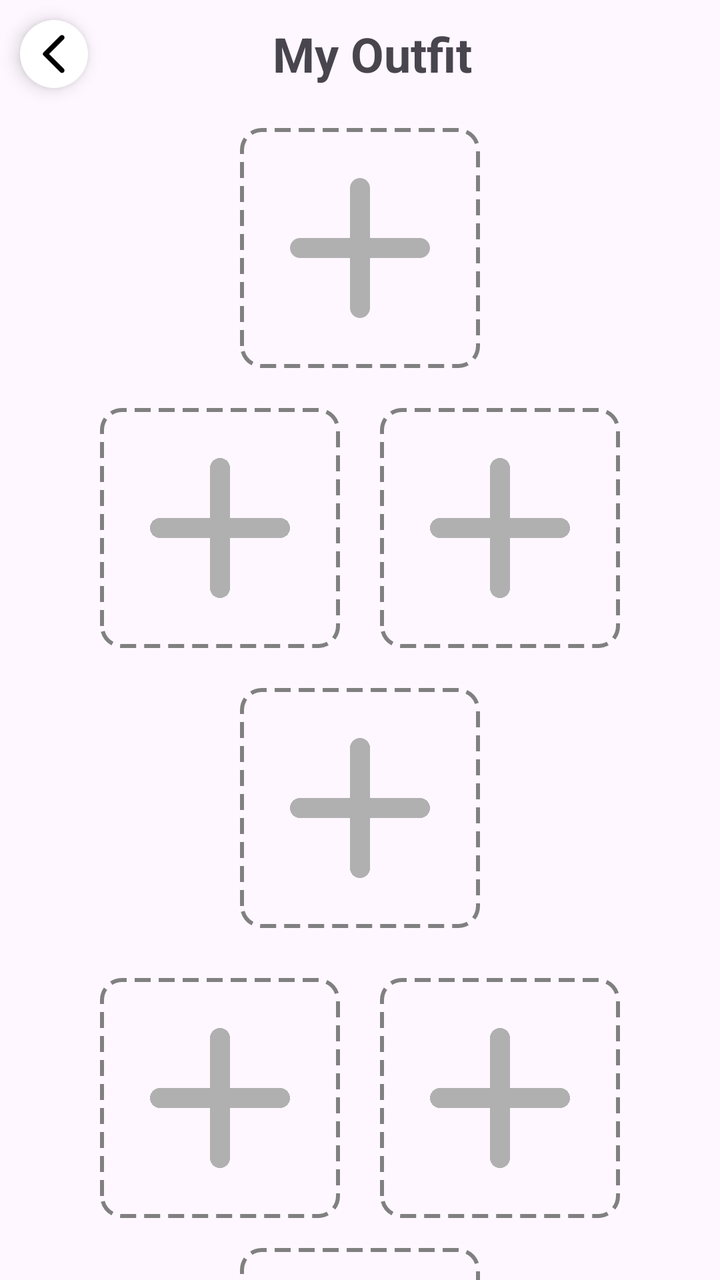
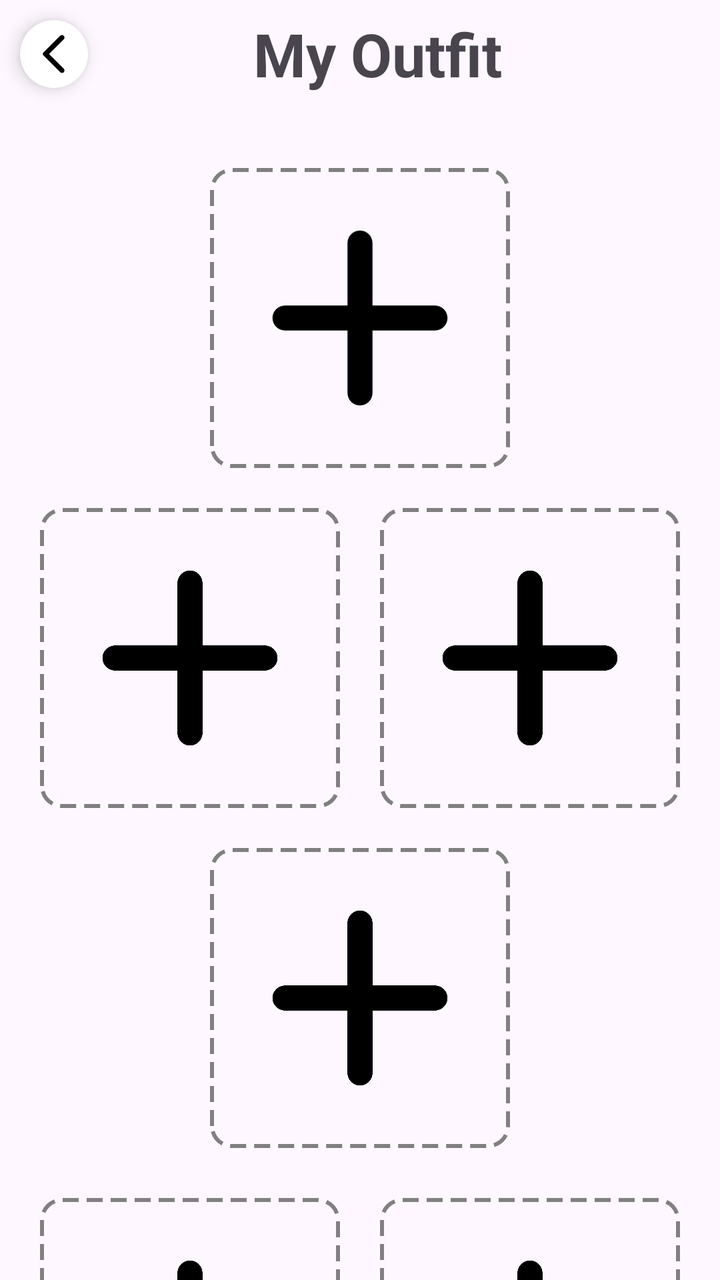

An Android layout rendered at two revisions. The XML below is the earlier revision; the diff shows what the commit changed to produce the second picture.
<!-- AndroidManifest.xml: application theme Theme.StyleWIZ_vol2 -->
<!-- res/layout/fragment_selected_outfit.xml -->
<?xml version="1.0" encoding="utf-8"?>
<ScrollView
xmlns:android="http://schemas.android.com/apk/res/android"
xmlns:tools="http://schemas.android.com/tools"
android:layout_width="match_parent"
android:layout_height="match_parent"
xmlns:app="http://schemas.android.com/apk/res-auto"
tools:context=".SelectedOutfitFragment"
android:scrollbars="none">



<LinearLayout
    android:layout_width="match_parent"
    android:layout_height="wrap_content"
    tools:context=".ShowOutfitFragment"
    android:orientation="vertical"
    android:gravity="center">

    <LinearLayout
        android:layout_width="match_parent"
        android:layout_height="wrap_content"
        android:id="@+id/navigation_top"
        android:orientation="horizontal"
        android:gravity="center_vertical">

        <ImageView
            android:layout_width="wrap_content"
            android:layout_height="wrap_content"
            android:id="@+id/back"
            android:layout_margin="10dp"
            android:padding="5dp"
            android:elevation="5dp"
            android:layout_gravity="center"
            android:background="@drawable/circle_shape"
            android:src="@drawable/round_arrow_back_24"/>

        <View
            android:layout_width="0dp"
            android:layout_height="0dp"
            android:layout_weight="2"/>

        <TextView
            android:layout_width="wrap_content"
            android:layout_height="wrap_content"
            android:text="My Outfit"
            android:textSize="24sp"
            android:textStyle="bold"
            android:layout_gravity="center" />
        <View
            android:layout_width="0dp"
            android:layout_height="0dp"
            android:layout_weight="3"/>


    </LinearLayout>


    
    <ImageView
        android:id="@+id/imgOuterwear"
        android:layout_width="120dp"
        android:layout_height="120dp"
        android:layout_marginTop="10dp"
        android:src="@drawable/round_add_24"
        app:tint="@color/gray"
        android:background="@drawable/dashed_border"
        android:scaleType="centerCrop"
        android:contentDescription="Outerwear" />

    
    <GridLayout
        android:layout_width="wrap_content"
        android:layout_height="wrap_content"
        android:columnCount="2"
        android:rowCount="2"
        android:layout_marginTop="10dp"
        android:alignmentMode="alignMargins"
        android:rowOrderPreserved="false">

        <ImageView
            android:id="@+id/imgTop1"
            android:layout_width="120dp"
            android:layout_height="120dp"
            android:layout_margin="10dp"
            android:src="@drawable/round_add_24"
            android:background="@drawable/dashed_border"
            app:tint="@color/gray"
            android:scaleType="centerCrop"
            android:contentDescription="Top"
            android:layout_column="0"
            android:layout_row="1"/>

        <ImageView
            android:id="@+id/imgTop2"
            android:layout_width="120dp"
            android:layout_height="120dp"
            android:layout_margin="10dp"
            android:src="@drawable/round_add_24"
            android:background="@drawable/dashed_border"
            app:tint="@color/gray"
            android:scaleType="centerCrop"
            android:contentDescription="Second Top"
            android:layout_column="1"
            android:layout_row="1"/>

        <ImageView
            android:id="@+id/imgBottom"
            android:layout_width="120dp"
            android:layout_height="120dp"
            android:layout_margin="10dp"
            android:src="@drawable/round_add_24"
            android:background="@drawable/dashed_border"
            app:tint="@color/gray"
            android:scaleType="centerCrop"
            android:contentDescription="Bottom"
            android:layout_columnSpan="2"
            android:layout_gravity="center"
            android:layout_row="1"/>
    </GridLayout>


    <LinearLayout
        android:layout_width="wrap_content"
        android:layout_height="wrap_content"
        android:orientation="horizontal"
        android:gravity="start"
        android:padding="5dp">


        <ImageView
            android:id="@+id/imgOnePiece"
            android:layout_width="120dp"
            android:layout_height="120dp"
            android:src="@drawable/round_add_24"
            android:layout_margin="10dp"
            app:tint="@color/gray"
            android:background="@drawable/dashed_border"
            android:scaleType="centerCrop"
            android:contentDescription="Accessories"/>
        <ImageView
            android:id="@+id/imgLayerOnePiece"
            android:layout_width="120dp"
            android:layout_height="120dp"
            android:src="@drawable/round_add_24"
            android:layout_margin="10dp"
            app:tint="@color/gray"
            android:background="@drawable/dashed_border"
            android:scaleType="centerCrop"
            android:contentDescription="Accessories"/>





    </LinearLayout>

    
    <ImageView
        android:id="@+id/imgShoes"
        android:layout_width="120dp"
        android:layout_height="120dp"
        android:src="@drawable/round_add_24"
        app:tint="@color/gray"
        android:background="@drawable/dashed_border"
        android:scaleType="centerCrop"
        android:contentDescription="Shoes" />

    <LinearLayout
        android:layout_width="wrap_content"
        android:layout_height="wrap_content"
        android:orientation="horizontal"
        android:gravity="start"
        android:padding="5dp">


        <ImageView
            android:id="@+id/imgAccessory1"
            android:layout_width="120dp"
            android:layout_height="120dp"
            android:src="@drawable/round_add_24"
            android:layout_margin="10dp"
            app:tint="@color/gray"
            android:background="@drawable/dashed_border"
            android:scaleType="centerCrop"
            android:contentDescription="Accessories"/>
        <ImageView
            android:id="@+id/imgAccessory2"
            android:layout_width="120dp"
            android:layout_height="120dp"
            android:src="@drawable/round_add_24"
            android:layout_margin="10dp"
            app:tint="@color/gray"
            android:background="@drawable/dashed_border"
            android:scaleType="centerCrop"
            android:contentDescription="Accessories"/>

    </LinearLayout>

</LinearLayout>

</ScrollView>
<!-- resources referenced by this layout -->
<resources>
  <color name="gray">#B0B0B0</color>
  <!-- drawable circle_shape (drawable) -->
  <?xml version="1.0" encoding="utf-8"?>
  <shape xmlns:android="http://schemas.android.com/apk/res/android">
      <solid android:color="#FFFFFF" /> 
      <corners android:radius="50dp" /> 
  </shape>
  <!-- drawable dashed_border (drawable) -->
  <?xml version="1.0" encoding="utf-8"?>
  <shape xmlns:android="http://schemas.android.com/apk/res/android"
      android:shape="rectangle">
  
      <stroke
          android:width="2dp"
          android:color="#808080"
          android:dashWidth="8dp"
          android:dashGap="4dp"/>
  
      <solid android:color="@android:color/transparent"/>
  
  
      <corners android:radius="10dp"/>
  </shape>
  <!-- drawable round_add_24 (drawable) -->
  <vector android:height="24dp" android:tint="#000000"
      android:viewportHeight="24" android:viewportWidth="24"
      android:width="24dp" xmlns:android="http://schemas.android.com/apk/res/android">
      <path android:fillColor="@android:color/white" android:pathData="M18,13h-5v5c0,0.55 -0.45,1 -1,1s-1,-0.45 -1,-1v-5H6c-0.55,0 -1,-0.45 -1,-1s0.45,-1 1,-1h5V6c0,-0.55 0.45,-1 1,-1s1,0.45 1,1v5h5c0.55,0 1,0.45 1,1s-0.45,1 -1,1z"/>
  </vector>
  <!-- drawable round_arrow_back_24 (drawable) -->
  <vector android:height="24dp" android:tint="#000000"
      android:viewportHeight="24" android:viewportWidth="24"
      android:width="24dp" xmlns:android="http://schemas.android.com/apk/res/android">
      <path android:fillColor="@android:color/white" android:pathData="M16.88,2.88L16.88,2.88c-0.49,-0.49 -1.28,-0.49 -1.77,0l-8.41,8.41c-0.39,0.39 -0.39,1.02 0,1.41l8.41,8.41c0.49,0.49 1.28,0.49 1.77,0l0,0c0.49,-0.49 0.49,-1.28 0,-1.77L9.54,12l7.35,-7.35C17.37,4.16 17.37,3.37 16.88,2.88z"/>
  </vector>
  <style name="Theme.StyleWIZ_vol2" parent="Base.Theme.StyleWIZ_vol2" />
  <style name="Base.Theme.StyleWIZ_vol2" parent="Theme.Material3.DayNight.NoActionBar">
          
          
      </style>
</resources>

<!-- the commit's change to res/layout/fragment_selected_outfit.xml (unified diff, before → after) -->
@@ -44,7 +44,7 @@ android:scrollbars="none">
             android:layout_width="wrap_content"
             android:layout_height="wrap_content"
             android:text="My Outfit"
-            android:textSize="24sp"
+            android:textSize="30sp"
             android:textStyle="bold"
             android:layout_gravity="center" />
         <View
@@ -59,14 +59,14 @@ android:scrollbars="none">
     
     <ImageView
         android:id="@+id/imgOuterwear"
-        android:layout_width="120dp"
-        android:layout_height="120dp"
-        android:layout_marginTop="10dp"
+        android:layout_width="150dp"
+        android:layout_height="150dp"
+        android:layout_marginTop="30dp"
         android:src="@drawable/round_add_24"
-        app:tint="@color/gray"
         android:background="@drawable/dashed_border"
         android:scaleType="centerCrop"
-        android:contentDescription="Outerwear" />
+        android:contentDescription="Outerwear"
+        android:clipToOutline="true"/>
 
     
     <GridLayout
@@ -80,43 +80,43 @@ android:scrollbars="none">
 
         <ImageView
             android:id="@+id/imgTop1"
-            android:layout_width="120dp"
-            android:layout_height="120dp"
+            android:layout_width="150dp"
+            android:layout_height="150dp"
             android:layout_margin="10dp"
             android:src="@drawable/round_add_24"
             android:background="@drawable/dashed_border"
-            app:tint="@color/gray"
             android:scaleType="centerCrop"
-            android:contentDescription="Top"
+            android:contentDescription="First Top"
             android:layout_column="0"
-            android:layout_row="1"/>
+            android:layout_row="1"
+            android:clipToOutline="true"/>
 
         <ImageView
             android:id="@+id/imgTop2"
-            android:layout_width="120dp"
-            android:layout_height="120dp"
+            android:layout_width="150dp"
+            android:layout_height="150dp"
             android:layout_margin="10dp"
             android:src="@drawable/round_add_24"
             android:background="@drawable/dashed_border"
-            app:tint="@color/gray"
             android:scaleType="centerCrop"
             android:contentDescription="Second Top"
             android:layout_column="1"
-            android:layout_row="1"/>
+            android:layout_row="1"
+            android:clipToOutline="true"/>
 
         <ImageView
             android:id="@+id/imgBottom"
-            android:layout_width="120dp"
-            android:layout_height="120dp"
+            android:layout_width="150dp"
+            android:layout_height="150dp"
             android:layout_margin="10dp"
             android:src="@drawable/round_add_24"
             android:background="@drawable/dashed_border"
-            app:tint="@color/gray"
             android:scaleType="centerCrop"
             android:contentDescription="Bottom"
             android:layout_columnSpan="2"
             android:layout_gravity="center"
-            android:layout_row="1"/>
+            android:layout_row="1"
+            android:clipToOutline="true"/>
     </GridLayout>
 
 
@@ -130,27 +130,24 @@ android:scrollbars="none">
 
         <ImageView
             android:id="@+id/imgOnePiece"
-            android:layout_width="120dp"
-            android:layout_height="120dp"
+            android:layout_width="150dp"
+            android:layout_height="150dp"
             android:src="@drawable/round_add_24"
             android:layout_margin="10dp"
-            app:tint="@color/gray"
             android:background="@drawable/dashed_border"
             android:scaleType="centerCrop"
-            android:contentDescription="Accessories"/>
+            android:contentDescription="Accessories"
+            android:clipToOutline="true"/>
         <ImageView
             android:id="@+id/imgLayerOnePiece"
-            android:layout_width="120dp"
-            android:layout_height="120dp"
+            android:layout_width="150dp"
+            android:layout_height="150dp"
             android:src="@drawable/round_add_24"
             android:layout_margin="10dp"
-            app:tint="@color/gray"
             android:background="@drawable/dashed_border"
             android:scaleType="centerCrop"
-            android:contentDescription="Accessories"/>
-
-
-
+            android:contentDescription="Accessories"
+            android:clipToOutline="true"/>
 
 
     </LinearLayout>
@@ -158,13 +155,13 @@ android:scrollbars="none">
     
     <ImageView
         android:id="@+id/imgShoes"
-        android:layout_width="120dp"
-        android:layout_height="120dp"
+        android:layout_width="150dp"
+        android:layout_height="150dp"
         android:src="@drawable/round_add_24"
-        app:tint="@color/gray"
         android:background="@drawable/dashed_border"
         android:scaleType="centerCrop"
-        android:contentDescription="Shoes" />
+        android:contentDescription="Shoes"
+        android:clipToOutline="true"/>
 
     <LinearLayout
         android:layout_width="wrap_content"
@@ -176,24 +173,24 @@ android:scrollbars="none">
 
         <ImageView
             android:id="@+id/imgAccessory1"
-            android:layout_width="120dp"
-            android:layout_height="120dp"
+            android:layout_width="150dp"
+            android:layout_height="150dp"
             android:src="@drawable/round_add_24"
             android:layout_margin="10dp"
-            app:tint="@color/gray"
             android:background="@drawable/dashed_border"
             android:scaleType="centerCrop"
-            android:contentDescription="Accessories"/>
+            android:contentDescription="Accessory 1"
+            android:clipToOutline="true"/>
         <ImageView
             android:id="@+id/imgAccessory2"
-            android:layout_width="120dp"
-            android:layout_height="120dp"
+            android:layout_width="150dp"
+            android:layout_height="150dp"
             android:src="@drawable/round_add_24"
             android:layout_margin="10dp"
-            app:tint="@color/gray"
             android:background="@drawable/dashed_border"
             android:scaleType="centerCrop"
-            android:contentDescription="Accessories"/>
+            android:contentDescription="Accessory 2"
+            android:clipToOutline="true"/>
 
     </LinearLayout>
 
<!-- resource entries referenced after the edit -->
@@ -1,6 +1,5 @@
 <!-- resources referenced by this layout -->
 <resources>
-  <color name="gray">#B0B0B0</color>
   <!-- drawable circle_shape (drawable) -->
   <?xml version="1.0" encoding="utf-8"?>
   <shape xmlns:android="http://schemas.android.com/apk/res/android">
